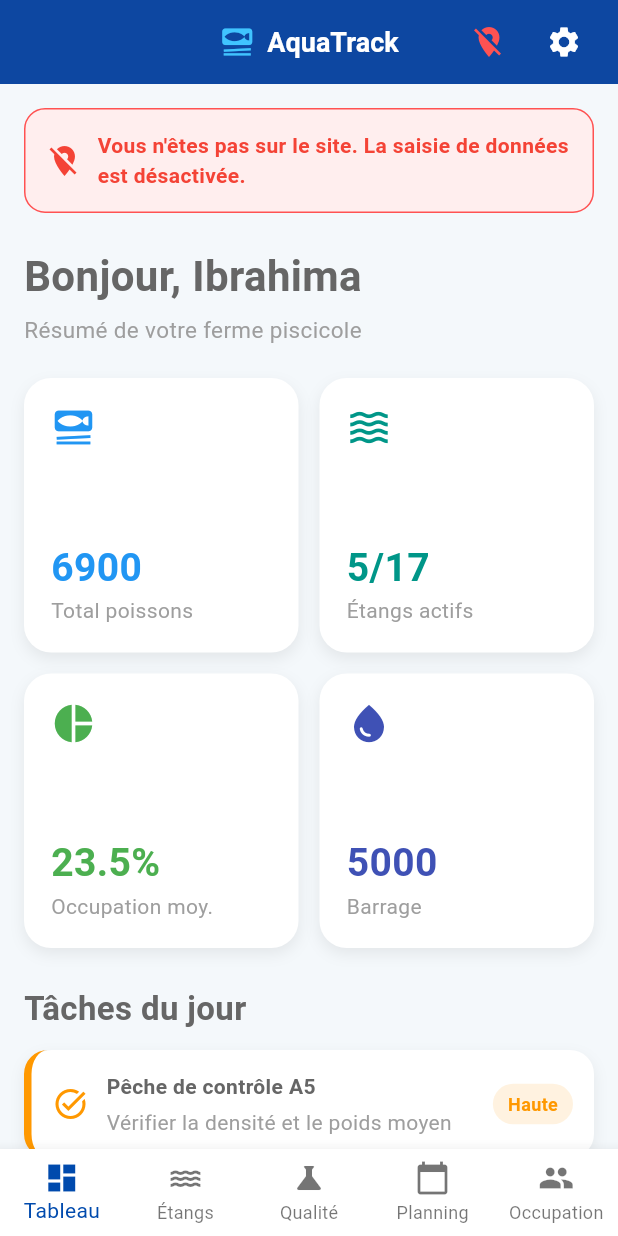
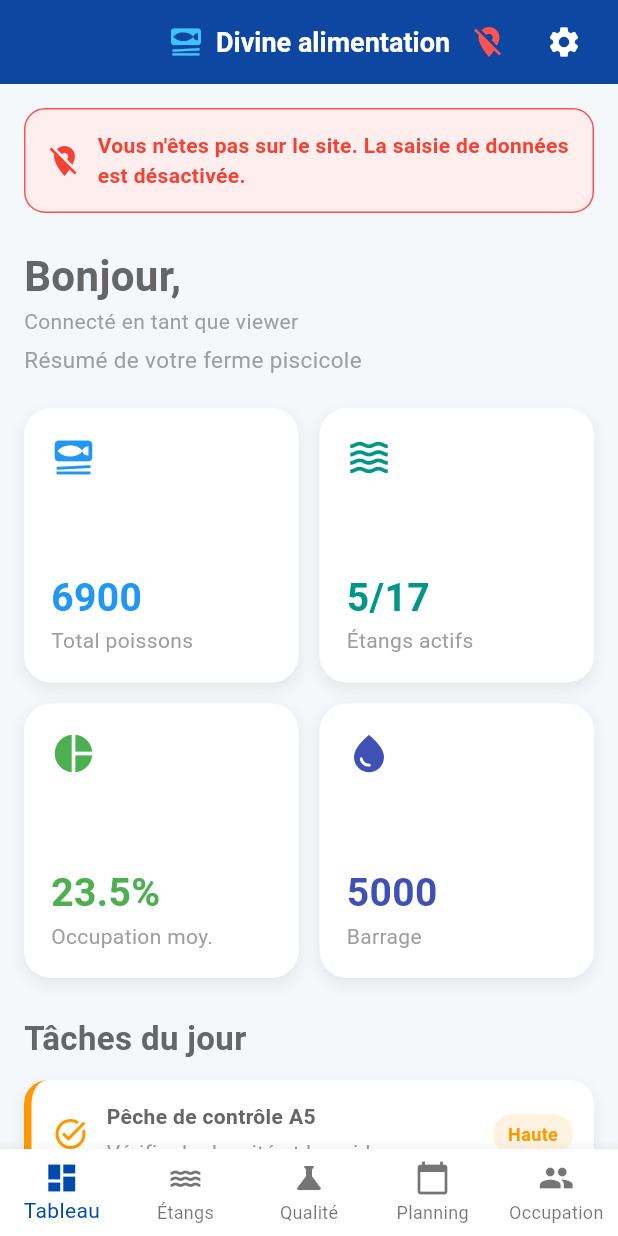
Before and after one commit to codemexd-png/AquaFerme, a Flutter app: the HomeScreen screen opened by its route, on a phone screen of 412 x 824 dp. Run offline on Flutter 3.47's test engine with Material 3 defaults, Android fonts, the phone set to English and light mode, and no system bars; our stand-ins replace geolocator, go_router; accounts and stored records are empty; network calls fail.

Commit message:
Mise à jour des nouvelles tâches

```diff
--- a/lib/features/providers/app_providers.dart
+++ b/lib/features/providers/app_providers.dart
@@ -6,11 +6,39 @@ import 'package:flutter/material.dart'; // Accès au type Color et à ChangeNoti
 import '../task.dart';
 import '../models/pond.dart';
 import '../../core/services/geo_service.dart'; // Import de ton nouveau service géo
+import '../../services/api_service.dart';
 
 class AppProvider extends ChangeNotifier {
   // Permissions utilisateur – à remplacer par un vrai système d'auth plus tard.
-  final bool canEnterData = true;
-  final bool isAdmin = false;
+  String _userRole = 'viewer';
+  String _username = '';
+
+  bool get canEnterData => _userRole == 'admin' || _userRole == 'manager';
+  bool get isAdmin => _userRole == 'admin';
+  String get userRole => _userRole;
+  String get username => _username;
+
+//cette methode est appelée au lancement de l'app pour charger les infos de l'utilisateur connecté
+  Future<void> loadUser() async {
+    try {
+      final data = await ApiService.getMe();
+      if (data != null) {
+        _userRole = data['user']['role'];
+        _username = data['user']['username'];
+        notifyListeners();
+        debugPrint(
+            '----------------------------🚀🚀Rôle chargé : $_userRole ------------------------------');
+      }
+    } catch (e) {
+      debugPrint('Erreur chargement utilisateur : $e');
+    }
+  }
+
+  void resetUser() {
+    _userRole = 'viewer';
+    _username = '';
+    notifyListeners();
+  }
 
   // ==========================================
   // 🛰️ GÉOLOCALISATION & PERMISSIONS
--- a/lib/features/screens/home_screen.dart
+++ b/lib/features/screens/home_screen.dart
@@ -47,7 +47,7 @@ class _HomeScreenState extends State<HomeScreen> {
             Icon(Icons.set_meal, color: Colors.lightBlueAccent),
             SizedBox(width: 8),
             Text(
-              'AquaTrack',
+              'Divine alimentation',
               style: TextStyle(
                 color: Colors.white,
                 fontWeight: FontWeight.bold,
@@ -94,9 +94,22 @@ class _HomeScreenState extends State<HomeScreen> {
             const SizedBox(height: 22),
           ],
 
-          const Text(
-            'Bonjour, Ibrahima', // Nom mis à jour automatiquement
-            style: TextStyle(fontSize: 28, fontWeight: FontWeight.bold),
+// Titre de bienvenue dynamique avec le nom de l'utilisateur qui se connecte, récupéré depuis le AppProvider
+          Consumer<AppProvider>(
+            builder: (context, provider, _) => Column(
+              crossAxisAlignment: CrossAxisAlignment.start,
+              children: [
+                Text(
+                  'Bonjour, ${provider.username}',
+                  style: const TextStyle(
+                      fontSize: 28, fontWeight: FontWeight.bold),
+                ),
+                Text(
+                  'Connecté en tant que ${provider.userRole}',
+                  style: const TextStyle(fontSize: 14, color: Colors.grey),
+                ),
+              ],
+            ),
           ),
 
           const SizedBox(height: 5),
--- a/lib/features/screens/login_screen.dart
+++ b/lib/features/screens/login_screen.dart
@@ -1,6 +1,8 @@
 import 'package:flutter/material.dart';
 import 'package:go_router/go_router.dart';
 import '../../services/api_service.dart';
+import 'package:provider/provider.dart';
+import '../providers/app_providers.dart';
 
 class LoginScreen extends StatefulWidget {
   const LoginScreen({super.key});
@@ -42,13 +44,13 @@ class _LoginScreenState extends State<LoginScreen> {
     );
 
     setState(() => _isLoading = false);
-
-    if (token != null) {
-      // Connexion réussie → naviguer vers l'accueil
-      if (context.mounted) {
-        context.go('/home');
-      }
-    } else {
+//  Si la connexion est réussie, on charge les infos de l'utilisateur et on navigue vers l'écran d'accueil
+   if (token != null) {
+  if (context.mounted) {
+    await context.read<AppProvider>().loadUser();
+    context.go('/home');
+  }
+} else {
       // Mauvais identifiants
       if (context.mounted) {
         ScaffoldMessenger.of(context).showSnackBar(
@@ -127,7 +129,7 @@ class _LoginScreenState extends State<LoginScreen> {
 
                       // ─── Titre ───────────────────────────────────────
                       const Text(
-                        'AquaTrack',
+                        'Divine alimentation',
                         style: TextStyle(
                           color: Colors.white,
                           fontSize: 28,
--- a/lib/features/screens/occupancy_screen.dart
+++ b/lib/features/screens/occupancy_screen.dart
@@ -383,7 +383,7 @@ class OccupancyPage extends StatelessWidget {
             Icon(Icons.set_meal, color: Color(0xFF1565C0), size: 26),
             SizedBox(width: 6),
             Text(
-              'AquaTrack',
+              'Divine alimentation',
               style: TextStyle(
                 fontWeight: FontWeight.bold,
                 color: Color(0xFF1565C0),
--- a/lib/features/screens/planning_screen.dart
+++ b/lib/features/screens/planning_screen.dart
@@ -430,7 +430,7 @@ class PlanningPage extends StatelessWidget {
             Icon(Icons.set_meal, color: Color(0xFF1565C0), size: 26),
             SizedBox(width: 6),
             Text(
-              'AquaTrack',
+              'Divine alimentation',
               style: TextStyle(
                 fontWeight: FontWeight.bold,
                 color: Color(0xFF1565C0),
--- a/lib/features/screens/pond_list_screen.dart
+++ b/lib/features/screens/pond_list_screen.dart
@@ -213,7 +213,7 @@ class _PondListScreenState extends State<PondListScreen> {
             Icon(Icons.set_meal, color: Colors.lightBlueAccent),
             SizedBox(width: 8),
             Text(
-              'AquaTrack',
+              'Divine alimentation',
               style:
                   TextStyle(color: Colors.white, fontWeight: FontWeight.bold),
             ),
--- a/lib/features/screens/splash_screen.dart
+++ b/lib/features/screens/splash_screen.dart
@@ -293,9 +293,9 @@ class _SplashViewState extends State<SplashView> with TickerProviderStateMixin {
 
                   SizedBox(height: size.height * 0.04),
 
-                  // ─── AquaTrack ──────────────────────────────────────────
+                  // ─── Divine alimentation ──────────────────────────────────────────
                   const Text(
-                    'AquaTrack',
+                    'Divine alimentation',
                     style: TextStyle(
                       color: Colors.white,
                       fontSize: 36,
```
Also changed, not shown: lib/features/screens/add_task_screen.dart (+72 -40 lines), lib/features/screens/pond_detail_screen.dart (+14 -0 lines), lib/features/screens/settings_Screen.dart (+4 -3 lines), lib/services/api_service.dart (+19 -3 lines).
